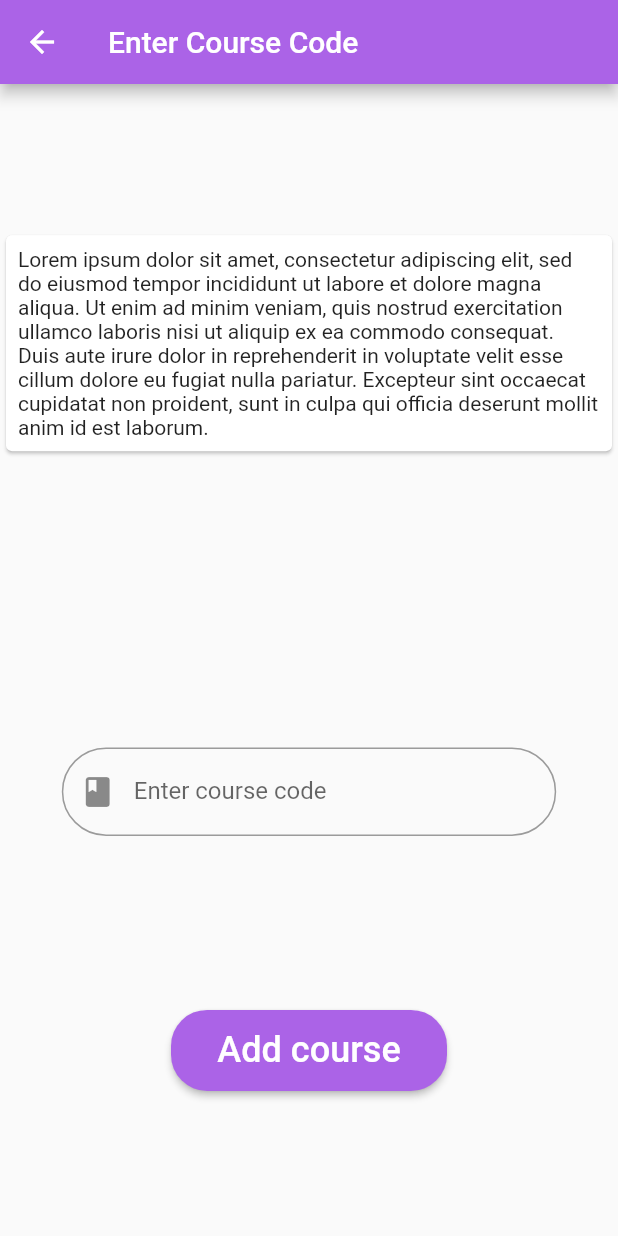
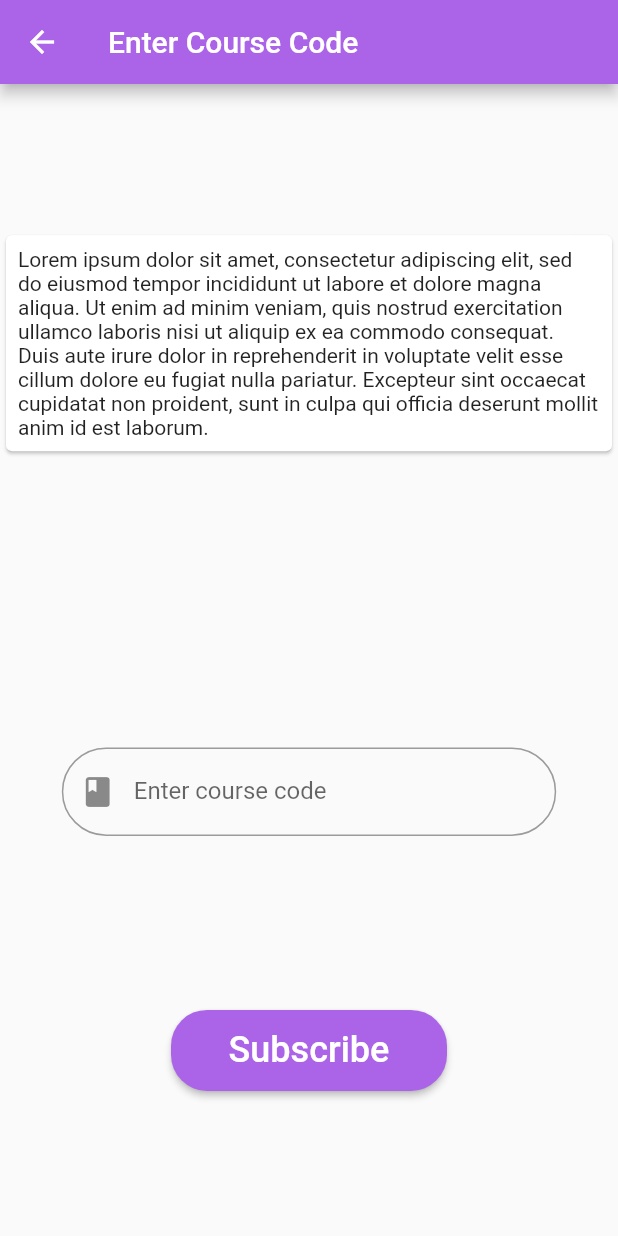
Before and after one commit to EarthLight72100/Jeson-Repository, a Flutter app: the RandomWords screen opened directly, after a tap on the "add" icon, on a phone screen of 412 x 824 dp. Run offline on Flutter 3.47's test engine with Material 2 defaults, Android fonts, the phone set to English and light mode, and no system bars; our stand-ins replace firebase_auth, firebase_core, firebase_database, font_awesome_flutter, table_calendar; accounts and stored records are empty.

Commit message:
3/20/23 Work in Class

```diff
--- a/jeson-new-app-main/lib/Student Screens/add_course.dart
+++ b/jeson-new-app-main/lib/Student Screens/add_course.dart
@@ -7,6 +7,7 @@ import 'package:jeson_flutter_app/database.dart';
 import 'package:firebase_core/firebase_core.dart';
 import 'package:firebase_database/firebase_database.dart';
 import 'package:jeson_flutter_app/size_config.dart';
+import 'package:jeson_flutter_app/singleton.dart';
 
 class AddCoursePage extends StatefulWidget {
   const AddCoursePage({Key? key}) : super(key: key);
@@ -16,6 +17,8 @@ class AddCoursePage extends StatefulWidget {
 }
 
 class AddCourseState extends State<AddCoursePage> {
+  Singleton _singleton = Singleton();
+
   final _biggerFont = const TextStyle(fontSize: 18);
 
   final myController = TextEditingController();
@@ -85,7 +88,7 @@ class AddCourseState extends State<AddCoursePage> {
                           }
                           return null;
                         },
-                        onSaved: (val) {
+                        onChanged: (val) {
                           courseCode = val;
                         },
                       )),
@@ -145,27 +148,30 @@ class AddCourseState extends State<AddCoursePage> {
                     height: 100,
                   ),
 
-                  SizedBox(
+                  (_singleton.status == "subscribing") ? SizedBox(
                     height: 54,
                     width: 184,
                     child: ElevatedButton(
                       onPressed: () {
                         // Respond to button press
-
+                        _singleton.status = "viewing";
+                        print("Subscribing to class $courseCode");
                         if (_formKey.currentState!.validate()) {
                           _formKey.currentState!.save();
 
                           Database db = Database();
 
-                          db.addCourse(courseCode!, date!, info!).then((value) {
-                            ScaffoldMessenger.of(context)
-                                .showSnackBar(const SnackBar(
-                              content: Text(
-                                'Class added',
-                                style: TextStyle(fontSize: 16),
-                              ),
-                            ));
-                          });
+                          // db.addCourse(courseCode!, date!, info!).then((value) {
+                          //   ScaffoldMessenger.of(context)
+                          //       .showSnackBar(const SnackBar(
+                          //     content: Text(
+                          //       'Class added',
+                          //       style: TextStyle(fontSize: 16),
+                          //     ),
+                          //   ));
+                          // });
+
+                          Navigator.pop(context);
                         }
                       },
                       style: ElevatedButton.styleFrom(
@@ -174,7 +180,43 @@ class AddCourseState extends State<AddCoursePage> {
                               borderRadius:
                                   BorderRadius.all(Radius.circular(24.0)))),
                       child: Text(
-                        'Add course',
+                        'Subscribe',
+                        style: TextStyle(fontSize: 24),
+                      ),
+                    ),
+                  ) : SizedBox(
+                    height: 54,
+                    width: 184,
+                    child: ElevatedButton(
+                      onPressed: () {
+                        // Respond to button press
+                        _singleton.status = "viewing";
+                        print("Unsubscribing from class $courseCode");
+                        if (_formKey.currentState!.validate()) {
+                          _formKey.currentState!.save();
+
+                          Database db = Database();
+
+                          // db.addCourse(courseCode!, date!, info!).then((value) {
+                          //   ScaffoldMessenger.of(context)
+                          //       .showSnackBar(const SnackBar(
+                          //     content: Text(
+                          //       'Class added',
+                          //       style: TextStyle(fontSize: 16),
+                          //     ),
+                          //   ));
+                          // });
+
+                          Navigator.pop(context);
+                        }
+                      },
+                      style: ElevatedButton.styleFrom(
+                          backgroundColor: Color(0xFFAB63E7),
+                          shape: RoundedRectangleBorder(
+                              borderRadius:
+                                  BorderRadius.all(Radius.circular(24.0)))),
+                      child: Text(
+                        'Unsubscribe',
                         style: TextStyle(fontSize: 24),
                       ),
                     ),
--- a/jeson-new-app-main/lib/home.dart
+++ b/jeson-new-app-main/lib/home.dart
@@ -7,6 +7,7 @@ import 'dart:async';
 import 'classes.dart';
 import 'calendar.dart';
 import 'database.dart';
+import 'singleton.dart';
 
 class RandomWords extends StatefulWidget {
   const RandomWords({Key? key, required this.credential}) : super(key: key);
@@ -19,6 +20,8 @@ class RandomWords extends StatefulWidget {
 class _RandomWordsState extends State<RandomWords> {
   final _biggerFont = const TextStyle(fontSize: 18);
   String _value = " ";
+
+  Singleton _singleton = Singleton();
 
   Database db = Database();
   List<Map>? courses;
@@ -79,12 +82,18 @@ class _RandomWordsState extends State<RandomWords> {
           print(child.key);
           // classes.add(child);
           if (child.key == "classes") {
-            var items = child.value;
+            var items = child.children;
             print(items);
-            // for (final item in items) {
-            //   DataSnapshot info = item as DataSnapshot;
-            //   classes.add(info);
-            // }
+            print(items.runtimeType);
+            for (final item in items) {
+              print(item.key);
+              print(item.value);
+              DatabaseReference ref =
+                FirebaseDatabase.instance.ref(item.value.toString());
+              // DataSnapshot info = ref.get("courses/${item.key}");
+              // DataSnapshot info = item as DataSnapshot;
+              // classes.add(info);
+            }
           }
           setState(() {});
         }
@@ -141,9 +150,13 @@ class _RandomWordsState extends State<RandomWords> {
         ]),
         actions: [
           IconButton(
-              onPressed: () {}, icon: Icon(Icons.remove, color: Colors.white)),
+              onPressed: () {
+                _singleton.status = "unsubscribing";
+                Navigator.pushNamed(context, '/addcourse');
+              }, icon: Icon(Icons.remove, color: Colors.white)),
           IconButton(
               onPressed: () {
+                _singleton.status = "subscribing";
                 Navigator.pushNamed(context, '/addcourse');
               },
               icon: Icon(Icons.add, color: Colors.white))
@@ -163,7 +176,7 @@ class _RandomWordsState extends State<RandomWords> {
                   SizedBox(height: SizeConfig.blockSizeVertical! * 3),
                   Text(
                     "Announcements",
-                    style: TextStyle(fontSize: 24),
+                    style: TextStyle(fontSize: 24, fontWeight: FontWeight.bold),
                   ),
                   SizedBox(
                       width: SizeConfig.blockSizeHorizontal! * 93,
@@ -186,7 +199,7 @@ class _RandomWordsState extends State<RandomWords> {
                   SizedBox(height: SizeConfig.blockSizeVertical! * 3),
                   Text(
                     "Classes",
-                    style: TextStyle(fontSize: 24),
+                    style: TextStyle(fontSize: 24, fontWeight: FontWeight.bold),
                   ),
                   SizedBox(
                       width: SizeConfig.blockSizeHorizontal! * 93,
@@ -274,12 +287,15 @@ class AnnouncementEntry extends StatelessWidget {
         height: 75,
         child: Card(
           color: Color.fromARGB(239, 255, 255, 255),
+          child: Padding(
+            padding: const EdgeInsets.all(8.0),
             child: InkWell(
               onTap: () {},
               child: Column(
                 mainAxisAlignment: MainAxisAlignment.start,
                 crossAxisAlignment: CrossAxisAlignment.start,
                 children: [Text("$title, $date"), Text(description)],
+              ),
             ),
           ),
         ));
@@ -306,15 +322,18 @@ class ClassEntry extends StatelessWidget {
     }
     return SizedBox(
         width: SizeConfig.blockSizeHorizontal! * 75,
-        height: 100,
+        height: 108,
         child: Card(
           color: Color.fromARGB(239, 255, 255, 255),
+          child: Padding(
+            padding: const EdgeInsets.all(8.0),
             child: InkWell(
               onTap: () {},
               child: Column(
                 mainAxisAlignment: MainAxisAlignment.start,
                 crossAxisAlignment: CrossAxisAlignment.start,
-              children: [Text("$name, $date"), Text(description)],
+                children: [Text("$name, $date"), Text(description, maxLines: 4,)],
+              ),
             ),
           ),
         ));
--- /dev/null
+++ b/jeson-new-app-main/lib/singleton.dart
@@ -0,0 +1,20 @@
+class Singleton {
+  static final Singleton _instance = Singleton._internal();
+
+  // passes the instantiation to the _instance object
+  factory Singleton() => _instance;
+
+  // initialize our variables
+  Singleton._internal() {
+    _userData = null;
+  }
+
+  Map<String, dynamic>? _userData = null;
+  String status = "viewing";
+
+  // getter
+  Map<String, dynamic>? get userData => _userData;
+
+  // setter
+  set userData(Map<String, dynamic>? value) => _userData = value;
+}
```
Lines whose indentation alone changed are shown as unchanged.
